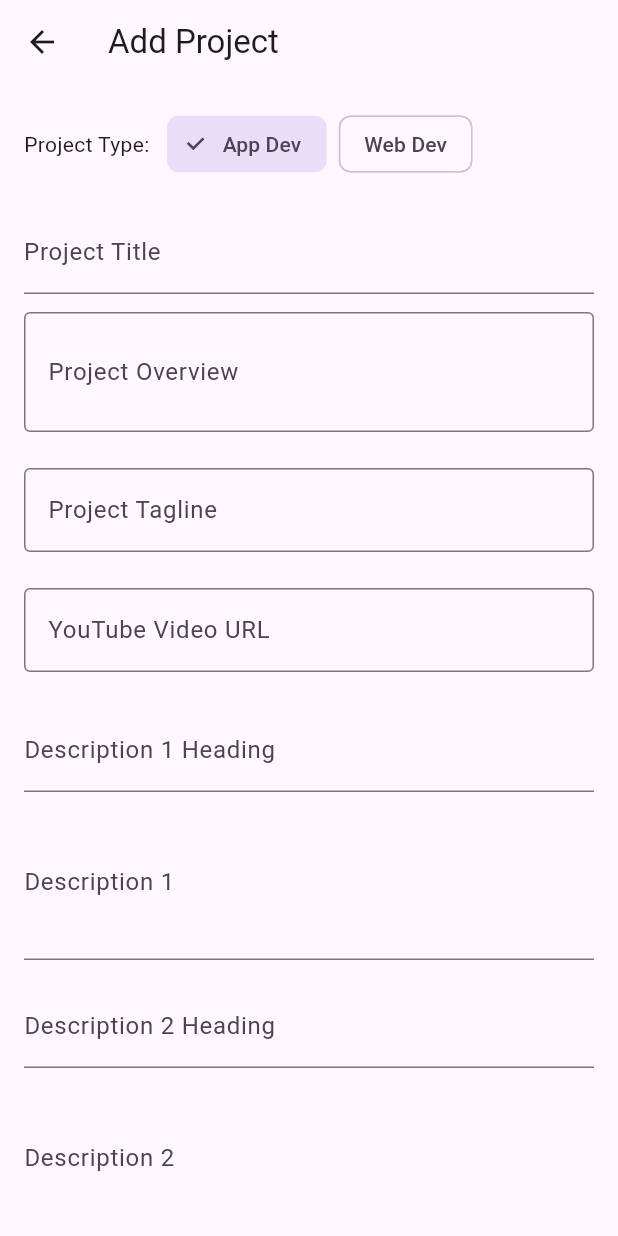
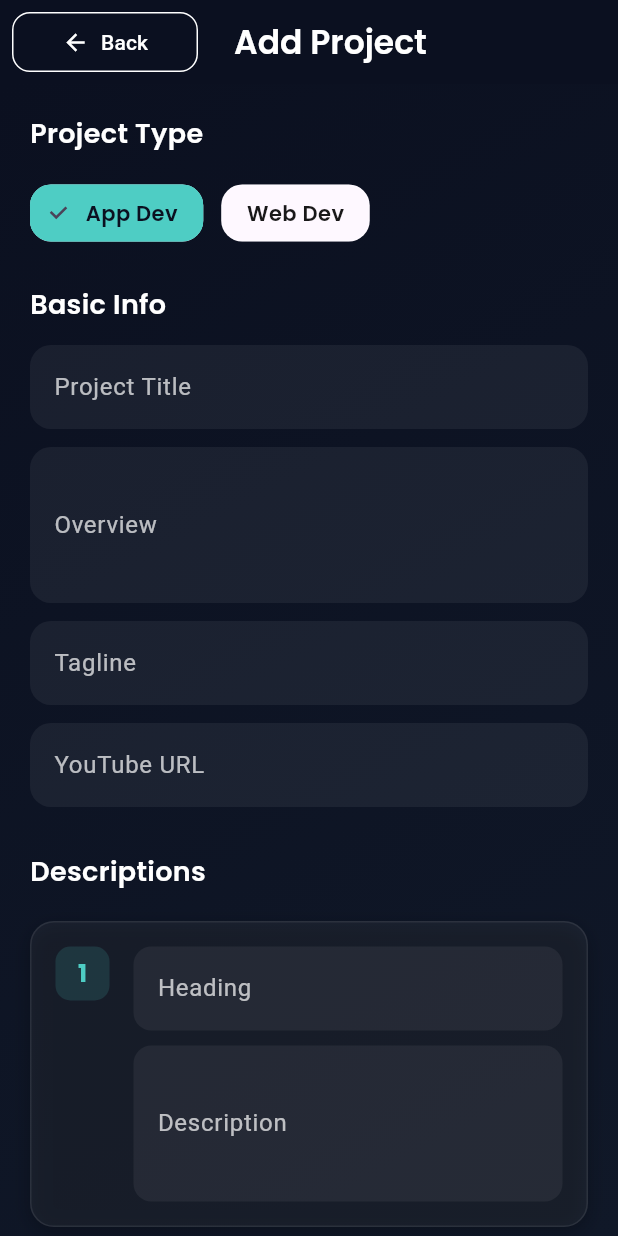
Before and after one commit to pratikkumarpradhan/new_portfolio, a Flutter app: the AddProjectScreen screen opened directly, on a phone screen of 412 x 824 dp. Run offline on Flutter 3.47's test engine with Material 3 defaults, Android fonts, the phone set to English and light mode, and no system bars; our stand-ins replace animate_do, cloud_firestore, firebase_auth, firebase_core, flutter_svg, font_awesome_flutter and 4 more; accounts and stored records are empty.

Commit message:
add project screen modified

```diff
--- a/lib/projects/add_project.dart
+++ b/lib/projects/add_project.dart
@@ -1,18 +1,15 @@
-
-
 import 'dart:io' as io show File;
 import 'package:flutter/foundation.dart' show Uint8List, kIsWeb;
 import 'package:flutter/material.dart';
 import 'package:image_picker/image_picker.dart';
 import 'package:cloud_firestore/cloud_firestore.dart';
+import 'package:google_fonts/google_fonts.dart';
 import 'package:portfolio/services/cloudinary.dart';
 import 'package:portfolio/services/firebase.dart';
 
 class AddProjectScreen extends StatefulWidget {
   final PortfolioProject? project;
   final String? documentId;
-
-  /// Whether this is for web dev or app dev
   final bool isWebDev;
 
   const AddProjectScreen({
@@ -44,7 +41,6 @@ class _AddProjectScreenState extends State<AddProjectScreen> {
 
   bool _isLoading = false;
   bool _isWebDevSelected = false;
-
   final List<XFile> _pickedImages = [];
   final ImagePicker _picker = ImagePicker();
   List<String> _existingImageUrls = [];
@@ -52,9 +48,7 @@ class _AddProjectScreenState extends State<AddProjectScreen> {
   @override
   void initState() {
     super.initState();
-
     _isWebDevSelected = widget.isWebDev;
-
     if (widget.project != null) {
       final p = widget.project!;
       _titleController.text = p.title;
@@ -92,14 +86,13 @@ class _AddProjectScreenState extends State<AddProjectScreen> {
       ScaffoldMessenger.of(context).showSnackBar(
         const SnackBar(
           content: Text(
-                'Please fill title, overview, first description and pick at least one image.')),
+              'Please fill title, overview, first description and pick at least one image.'),
+        ),
       );
       return;
     }
 
-    setState(() {
-      _isLoading = true;
-    });
+    setState(() => _isLoading = true);
 
     try {
       final imageUrls = <String>[];
@@ -110,7 +103,6 @@ class _AddProjectScreenState extends State<AddProjectScreen> {
       }
 
       final collectionName = _isWebDevSelected ? 'portfolio_web' : 'portfolio';
-
       int order = 0;
       if (widget.project != null) {
         order = widget.project!.order;
@@ -145,211 +137,377 @@ class _AddProjectScreenState extends State<AddProjectScreen> {
         'order': order,
       };
 
+      final ref = FirebaseFirestore.instance.collection(collectionName);
       if (widget.project != null && widget.documentId != null) {
-        await FirebaseFirestore.instance
-            .collection(collectionName)
-            .doc(widget.documentId)
-            .update(data);
-        if (mounted) {
+        await ref.doc(widget.documentId).update(data);
         ScaffoldMessenger.of(context).showSnackBar(
-            const SnackBar(content: Text('Project updated successfully!')),
+          const SnackBar(content: Text('✅ Project updated successfully!')),
         );
-          Navigator.pop(context);
+      } else {
+        await ref.add(data);
+        ScaffoldMessenger.of(context).showSnackBar(
+          const SnackBar(content: Text('🚀 Project uploaded successfully!')),
+        );
       }
-      } else {
-        await FirebaseFirestore.instance.collection(collectionName).add(data);
-        if (mounted) {
-          ScaffoldMessenger.of(context).showSnackBar(
-            const SnackBar(content: Text('Project uploaded successfully!')),
-          );
-          Navigator.pop(context);
-        }
-      }
+      if (mounted) Navigator.pop(context);
     } catch (e) {
       ScaffoldMessenger.of(context).showSnackBar(
-        SnackBar(content: Text('Something went wrong: $e')),
+        SnackBar(content: Text('⚠️ Something went wrong: $e')),
       );
     } finally {
-      if (mounted) {
-        setState(() {
-          _isLoading = false;
-        });
-      }
+      if (mounted) setState(() => _isLoading = false);
     }
   }
 
   @override
   Widget build(BuildContext context) {
     final isEdit = widget.project != null;
+
     return Scaffold(
-      appBar: AppBar(title: Text(isEdit ? "Edit Project" : "Add Project")),
-      body: Padding(
-        padding: const EdgeInsets.all(16),
-        child: ListView(
+      backgroundColor: const Color(0xFF0B1020),
+appBar: AppBar(
+  elevation: 0,
+  centerTitle: true,
+  backgroundColor: Colors.transparent,
+  leadingWidth: 140,
+  leading: Padding(
+    padding: const EdgeInsets.all(8.0),
+    child: SizedBox(
+      width: double.infinity,
+      child: OutlinedButton.icon(
+        onPressed: () {
+          Navigator.pop(context);
+        },
+        icon: const Icon(Icons.arrow_back, color: Colors.white),
+        label: MediaQuery.of(context).size.width < 600
+            ? const Text(
+                "Back",
+                style: TextStyle(color: Colors.white, fontSize: 14),
+              )
+            : const Text(
+                "Back",
+                style: TextStyle(color: Colors.white, fontSize: 16),
+              ),
+        style: OutlinedButton.styleFrom(
+          side: const BorderSide(color: Colors.white),
+          shape: RoundedRectangleBorder(
+            borderRadius: BorderRadius.circular(12),
+          ),
+          backgroundColor: Colors.transparent,
+          padding: MediaQuery.of(context).size.width < 600
+              ? const EdgeInsets.symmetric(horizontal: 8, vertical: 8)
+              : const EdgeInsets.symmetric(horizontal: 16, vertical: 12),
+        ),
+      ),
+    ),
+  ),
+  title: Text(
+    isEdit ? "Edit Project" : "Add Project",
+    style: GoogleFonts.poppins(
+      fontWeight: FontWeight.w600,
+      color: Colors.white,
+    ),
+  ),
+),
+      body: Container(
+        decoration: const BoxDecoration(
+          gradient: LinearGradient(
+            colors: [Color(0xFF0B1020), Color(0xFF101828)],
+            begin: Alignment.topLeft,
+            end: Alignment.bottomRight,
+          ),
+        ),
+        child: SingleChildScrollView(
+          padding: const EdgeInsets.all(20),
+          child: Column(
+            crossAxisAlignment: CrossAxisAlignment.start,
             children: [
-            // Collection Selector
-            Row(
+              _sectionHeader("Project Type"),
+              const SizedBox(height: 8),
+              Wrap(
+                spacing: 12,
                 children: [
-                const Text("Project Type: "),
-                const SizedBox(width: 8),
-                ChoiceChip(
-                  label: const Text("App Dev"),
-                  selected: !_isWebDevSelected,
-                  onSelected: (val) {
-                    setState(() {
-                      _isWebDevSelected = false;
-                    });
-                  },
+                  _modernChip("App Dev", !_isWebDevSelected, () {
+                    setState(() => _isWebDevSelected = false);
+                  }),
+                  _modernChip("Web Dev", _isWebDevSelected, () {
+                    setState(() => _isWebDevSelected = true);
+                  }),
+                ],
               ),
-                const SizedBox(width: 8),
-                ChoiceChip(
-                  label: const Text("Web Dev"),
-                  selected: _isWebDevSelected,
-                  onSelected: (val) {
-                    setState(() {
-                      _isWebDevSelected = true;
-                    });
-                  },
+              const SizedBox(height: 24),
+              _sectionHeader("Basic Info"),
+              _styledField(_titleController, "Project Title"),
+              _styledField(_overviewController, "Overview", maxLines: 3),
+              _styledField(_taglineController, "Tagline"),
+              _styledField(_youtubeController, "YouTube URL"),
+              const SizedBox(height: 24),
+              _sectionHeader("Descriptions"),
+              for (int i = 1; i <= 5; i++)
+                _buildDescriptionField(
+                  i,
+                  [
+                    _desc1HeadingController,
+                    _desc2HeadingController,
+                    _desc3HeadingController,
+                    _desc4HeadingController,
+                    _desc5HeadingController,
+                  ][i - 1],
+                  [
+                    _desc1Controller,
+                    _desc2Controller,
+                    _desc3Controller,
+                    _desc4Controller,
+                    _desc5Controller,
+                  ][i - 1],
+                ),
+              const SizedBox(height: 24),
+              _sectionHeader("Images"),
+              const SizedBox(height: 12),
+              Wrap(
+                spacing: 10,
+                runSpacing: 10,
+                children: [
+                  ..._existingImageUrls.map((url) => _imagePreview(url: url)),
+                  ..._pickedImages.map((x) => _imagePreview(xfile: x)),
+                  GestureDetector(
+                    onTap: _pickImages,
+                    child: Container(
+                      width: 85,
+                      height: 85,
+                      decoration: BoxDecoration(
+                        borderRadius: BorderRadius.circular(14),
+                        border: Border.all(color: Colors.white24),
+                        color: Colors.white.withOpacity(0.05),
+                      ),
+                      child: const Icon(Icons.add_photo_alternate_rounded,
+                          color: Colors.white70),
+                    ),
                   ),
                 ],
               ),
-            const SizedBox(height: 20),
-
-            // Title Field
-            TextField(
-              controller: _titleController,
-              textAlign: TextAlign.center,
-              decoration: const InputDecoration(labelText: 'Project Title'),
+              const SizedBox(height: 40),
+              Center(
+                child: _isLoading
+                    ? const CircularProgressIndicator(color: Colors.white70)
+                    : ElevatedButton.icon(
+                        onPressed: _submitProject,
+                        icon: Icon(isEdit ? Icons.save_rounded : Icons.cloud_upload_rounded),
+                        label: Text(
+                          isEdit ? "Save Changes" : "Upload Project",
+                          style: GoogleFonts.poppins(
+                              fontWeight: FontWeight.w600, fontSize: 16),
                         ),
-            const SizedBox(height: 12),
-
-            TextField(
-              controller: _overviewController,
-              decoration: const InputDecoration(
-                labelText: 'Project Overview',
-                border: OutlineInputBorder(),
-                hintText: 'Brief overview of the project',
+                        style: ElevatedButton.styleFrom(
+                          backgroundColor: const Color(0xFF4ECDC4),
+                          foregroundColor: Colors.black,
+                          padding: const EdgeInsets.symmetric(
+                              vertical: 14, horizontal: 28),
+                          shape: RoundedRectangleBorder(
+                            borderRadius: BorderRadius.circular(18),
                           ),
-              maxLines: 2,
-            ),
-            const SizedBox(height: 24),
-
-            TextField(
-              controller: _taglineController,
-              decoration: const InputDecoration(
-                labelText: 'Project Tagline',
-                border: OutlineInputBorder(),
+                          elevation: 6,
+                          shadowColor: const Color(0xFF4ECDC4).withOpacity(0.4),
                         ),
                       ),
-            const SizedBox(height: 24),
-
-            TextField(
-              controller: _youtubeController,
-              decoration: const InputDecoration(
-                labelText: 'YouTube Video URL',
-                border: OutlineInputBorder(),
-              ),
-              keyboardType: TextInputType.url,
-            ),
-            const SizedBox(height: 24),
-
-            _buildDescriptionField(1, _desc1HeadingController, _desc1Controller),
-            _buildDescriptionField(2, _desc2HeadingController, _desc2Controller),
-            _buildDescriptionField(3, _desc3HeadingController, _desc3Controller),
-            _buildDescriptionField(4, _desc4HeadingController, _desc4Controller),
-            _buildDescriptionField(5, _desc5HeadingController, _desc5Controller),
-
-            const SizedBox(height: 16),
-
-            // Existing images
-            if (_existingImageUrls.isNotEmpty)
-              Wrap(
-                spacing: 8,
-                children: _existingImageUrls.map((url) {
-                  return Stack(
-                    alignment: Alignment.topRight,
-                    children: [
-                      Image.network(url, width: 80, height: 80, fit: BoxFit.cover),
-                      IconButton(
-                        icon: const Icon(Icons.close, color: Colors.red, size: 18),
-                        onPressed: () {
-                          setState(() {
-                            _existingImageUrls.remove(url);
-                          });
-                        },
               ),
             ],
-                  );
-                }).toList(),
           ),
-
-            // Picked images
-            Wrap(
-              spacing: 8,
-              children: _pickedImages.map((x) {
-                return kIsWeb
-                    ? FutureBuilder<Uint8List>(
-                        future: x.readAsBytes(),
-                        builder: (context, snapshot) {
-                          if (snapshot.connectionState == ConnectionState.done &&
-                              snapshot.hasData) {
-                            return Image.memory(snapshot.data!,
-                                width: 80, height: 80, fit: BoxFit.cover);
-                          } else {
-                            return const SizedBox(
-                              width: 80,
-                              height: 80,
-                              child: CircularProgressIndicator(),
+        ),
+      ),
     );
   }
-                        },
-                      )
-                    : Image.file(io.File(x.path),
-                        width: 80, height: 80, fit: BoxFit.cover);
-              }).toList(),
+
+  Widget _sectionHeader(String title) => Padding(
+        padding: const EdgeInsets.only(bottom: 8),
+        child: Text(
+          title,
+          style: GoogleFonts.poppins(
+              color: Colors.white, fontWeight: FontWeight.w600, fontSize: 18),
         ),
-            const SizedBox(height: 20),
+      );
 
-            ElevatedButton(
-              onPressed: _pickImages,
-              child: const Text("Pick Images"),
+  Widget _styledField(TextEditingController c, String label,
+      {int maxLines = 1}) {
+    return Padding(
+      padding: const EdgeInsets.symmetric(vertical: 6),
+      child: TextField(
+        controller: c,
+        maxLines: maxLines,
+        style: const TextStyle(color: Colors.white),
+        decoration: InputDecoration(
+          labelText: label,
+          labelStyle: const TextStyle(color: Colors.white70),
+          filled: true,
+          fillColor: Colors.white.withOpacity(0.06),
+          border: OutlineInputBorder(
+            borderRadius: BorderRadius.circular(14),
+            borderSide: BorderSide.none,
           ),
-            const SizedBox(height: 20),
-
-            _isLoading
-                ? const Center(child: CircularProgressIndicator())
-                : ElevatedButton.icon(
-                    onPressed: _submitProject,
-                    icon: Icon(isEdit ? Icons.save : Icons.cloud_upload),
-                    label: Text(isEdit ? "Save Changes" : "Upload Project"),
-                  ),
-          ],
         ),
       ),
     );
   }
 
 Widget _buildDescriptionField(
-    int index,
-    TextEditingController headingController,
-    TextEditingController descController,
-  ) {
-    return Column(
+    int index, TextEditingController h, TextEditingController d) {
+  return Container(
+    margin: const EdgeInsets.symmetric(vertical: 12),
+    padding: const EdgeInsets.all(16),
+    decoration: BoxDecoration(
+      color: Colors.white.withOpacity(0.05),
+      borderRadius: BorderRadius.circular(16),
+      border: Border.all(color: Colors.white.withOpacity(0.08)),
+      boxShadow: [
+        BoxShadow(
+          color: Colors.black.withOpacity(0.25),
+          blurRadius: 10,
+          offset: const Offset(0, 4),
+        ),
+      ],
+    ),
+    child: Row(
       crossAxisAlignment: CrossAxisAlignment.start,
       children: [
+        // Number box
+        Container(
+          width: 36,
+          height: 36,
+          decoration: BoxDecoration(
+            color: const Color(0xFF4ECDC4).withOpacity(0.15),
+            borderRadius: BorderRadius.circular(10),
+          ),
+          child: Center(
+            child: Text(
+              "$index",
+              style: GoogleFonts.poppins(
+                color: const Color(0xFF4ECDC4),
+                fontWeight: FontWeight.bold,
+                fontSize: 16,
+              ),
+            ),
+          ),
+        ),
+        const SizedBox(width: 16),
+
+        // Heading + Description
+        Expanded(
+          child: Column(
+            children: [
               TextField(
-          controller: headingController,
-          decoration:
-              InputDecoration(labelText: 'Description $index Heading'),
+                controller: h,
+                style: const TextStyle(color: Colors.white),
+                decoration: InputDecoration(
+                  labelText: "Heading",
+                  labelStyle: const TextStyle(color: Colors.white70),
+                  filled: true,
+                  fillColor: Colors.white.withOpacity(0.06),
+                  border: OutlineInputBorder(
+                    borderRadius: BorderRadius.circular(12),
+                    borderSide: BorderSide.none,
                   ),
-        const SizedBox(height: 8),
+                ),
+              ),
+              const SizedBox(height: 10),
               TextField(
-          controller: descController,
-          decoration: InputDecoration(labelText: 'Description $index'),
+                controller: d,
                 maxLines: 3,
+                style: const TextStyle(color: Colors.white),
+                decoration: InputDecoration(
+                  labelText: "Description",
+                  labelStyle: const TextStyle(color: Colors.white70),
+                  filled: true,
+                  fillColor: Colors.white.withOpacity(0.06),
+                  border: OutlineInputBorder(
+                    borderRadius: BorderRadius.circular(12),
+                    borderSide: BorderSide.none,
                   ),
-        const SizedBox(height: 16),
+                ),
+              ),
+            ],
+          ),
+        ),
+      ],
+    ),
+  );
+}
+
+  Widget _imagePreview({String? url, XFile? xfile}) {
+    return Stack(
+      alignment: Alignment.topRight,
+      children: [
+        ClipRRect(
+          borderRadius: BorderRadius.circular(12),
+          child: url != null
+              ? Image.network(url, width: 85, height: 85, fit: BoxFit.cover)
+              : kIsWeb
+                  ? FutureBuilder<Uint8List>(
+                      future: xfile!.readAsBytes(),
+                      builder: (context, snapshot) {
+                        if (snapshot.connectionState == ConnectionState.done &&
+                            snapshot.hasData) {
+                          return Image.memory(snapshot.data!,
+                              width: 85, height: 85, fit: BoxFit.cover);
+                        }
+                        return const SizedBox(
+                          width: 85,
+                          height: 85,
+                          child: CircularProgressIndicator(strokeWidth: 2),
+                        );
+                      },
+                    )
+                  : Image.file(io.File(xfile!.path),
+                      width: 85, height: 85, fit: BoxFit.cover),
+        ),
+        Positioned(
+          top: 4,
+          right: 4,
+          child: GestureDetector(
+            onTap: () {
+              setState(() {
+                if (url != null) {
+                  _existingImageUrls.remove(url);
+                } else {
+                  _pickedImages.remove(xfile);
+                }
+              });
+            },
+            child: Container(
+              decoration: BoxDecoration(
+                color: Colors.black54,
+                shape: BoxShape.circle,
+                border: Border.all(color: Colors.white24),
+              ),
+              child:
+                  const Icon(Icons.close_rounded, size: 18, color: Colors.white),
+            ),
+          ),
+        ),
       ],
     );
   }
+
+ Widget _modernChip(String label, bool selected, VoidCallback onTap) {
+  return ChoiceChip(
+    label: Text(
+      label,
+      style: GoogleFonts.poppins(
+        color: selected ? const Color(0xFF0B1020) : Colors.black.withOpacity(0.9),
+        fontWeight: FontWeight.w600,
+        letterSpacing: 0.3,
+      ),
+    ),
+    selected: selected,
+    onSelected: (_) => onTap(),
+    selectedColor: const Color(0xFF4ECDC4),
+    backgroundColor: Colors.white.withOpacity(0.07),
+    shape: RoundedRectangleBorder(
+      borderRadius: BorderRadius.circular(14),
+      side: BorderSide(
+        color: selected ? const Color(0xFF4ECDC4) : Colors.white.withOpacity(0.15),
+        width: 1,
+      ),
+    ),
+  );
 }
+}
```
Lines whose indentation alone changed are shown as unchanged.
